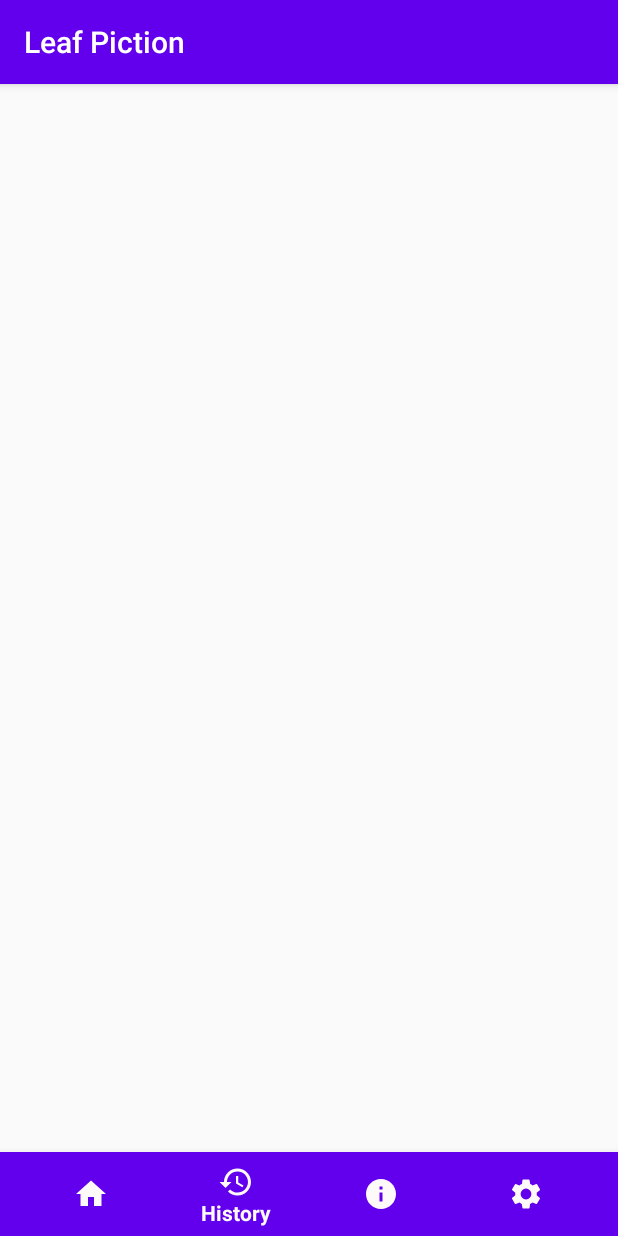
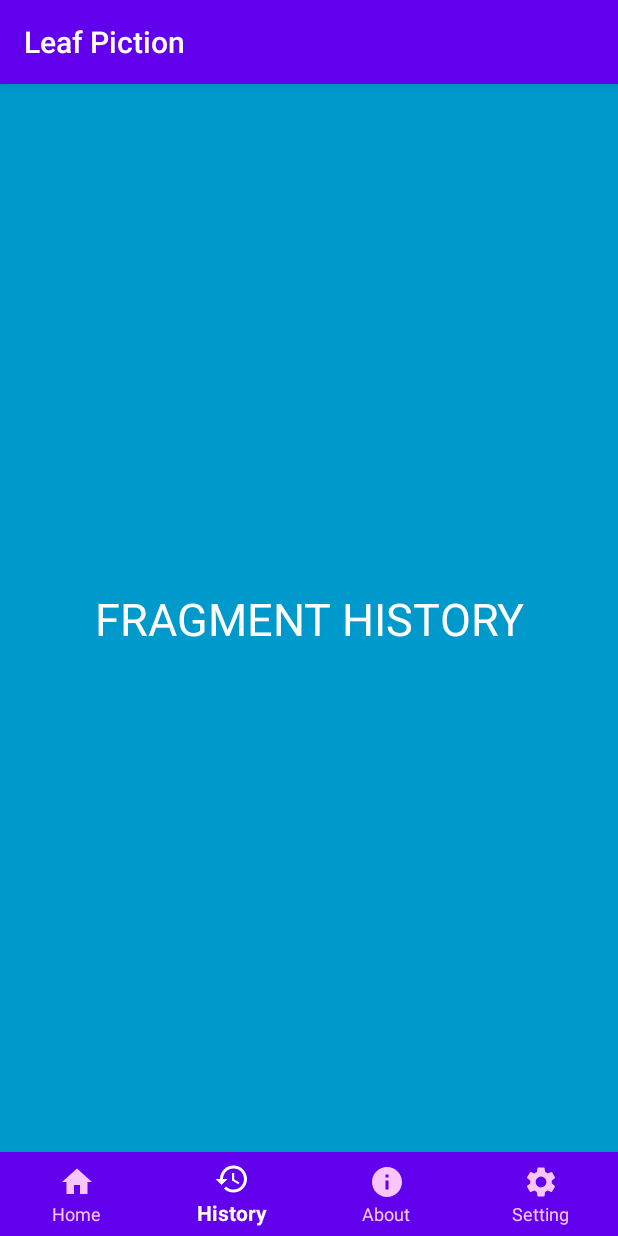
Before and after one commit to AjonG04/HLB, an Android app: the screen it shows after launch (MainActivity), item 2 of the bottom bar chosen, on a phone screen of 412 x 824 dp. Run offline under Robolectric (Android 15) with nearby library versions, the phone set to English and light mode, and no system bars.

Commit message:
Fragment and Tab Color

```diff
--- a/app/build.gradle
+++ b/app/build.gradle
@@ -28,6 +28,7 @@ dependencies {
 
     implementation 'androidx.appcompat:appcompat:1.0.2'
     implementation 'androidx.constraintlayout:constraintlayout:1.1.3'
+    implementation 'androidx.legacy:legacy-support-v4:1.0.0'
     testImplementation 'junit:junit:4.12'
     androidTestImplementation 'androidx.test.ext:junit:1.1.1'
     androidTestImplementation 'androidx.test.espresso:espresso-core:3.2.0'
--- /dev/null
+++ b/app/src/main/java/com/example/leafpiction/HistoryFragment.java
@@ -0,0 +1,27 @@
+package com.example.leafpiction;
+
+import android.os.Bundle;
+import android.view.LayoutInflater;
+import android.view.View;
+import android.view.ViewGroup;
+
+import androidx.fragment.app.Fragment;
+
+
+/**
+ * A simple {@link Fragment} subclass.
+ */
+public class HistoryFragment extends Fragment {
+
+    public HistoryFragment() {
+        // Required empty public constructor
+    }
+
+
+    @Override
+    public View onCreateView(LayoutInflater inflater, ViewGroup container,
+                             Bundle savedInstanceState) {
+        // Inflate the layout for this fragment
+        return inflater.inflate(R.layout.fragment_history, container, false);
+    }
+}
--- /dev/null
+++ b/app/src/main/java/com/example/leafpiction/HomeFragment.java
@@ -0,0 +1,28 @@
+package com.example.leafpiction;
+
+import android.os.Bundle;
+
+import androidx.fragment.app.Fragment;
+
+import android.view.LayoutInflater;
+import android.view.View;
+import android.view.ViewGroup;
+
+
+/**
+ * A simple {@link Fragment} subclass.
+ */
+public class HomeFragment extends Fragment {
+
+    public HomeFragment() {
+        // Required empty public constructor
+    }
+
+
+    @Override
+    public View onCreateView(LayoutInflater inflater, ViewGroup container,
+                             Bundle savedInstanceState) {
+        // Inflate the layout for this fragment
+        return inflater.inflate(R.layout.fragment_home, container, false);
+    }
+}
--- a/app/src/main/java/com/example/leafpiction/MainActivity.java
+++ b/app/src/main/java/com/example/leafpiction/MainActivity.java
@@ -1,16 +1,51 @@
 package com.example.leafpiction;
 
+import androidx.annotation.NonNull;
 import androidx.appcompat.app.AppCompatActivity;
+import androidx.fragment.app.Fragment;
 
 import android.os.Bundle;
+import android.view.MenuItem;
+
+import com.google.android.material.bottomnavigation.BottomNavigationView;
 
 public class MainActivity extends AppCompatActivity {
+
+    BottomNavigationView bottomNavigationView;
 
     @Override
     protected void onCreate(Bundle savedInstanceState) {
         super.onCreate(savedInstanceState);
         setContentView(R.layout.activity_main);
 
+        bottomNavigationView = (BottomNavigationView)findViewById(R.id.bottom_navigation);
+        getSupportFragmentManager().beginTransaction().replace(R.id.fragment_container, new HomeFragment()).commit();
+
+        bottomNavigationView.setOnNavigationItemSelectedListener(new BottomNavigationView.OnNavigationItemSelectedListener() {
+            @Override
+            public boolean onNavigationItemSelected(@NonNull MenuItem item) {
+                Fragment selectedFragment = null;
+                switch (item.getItemId()) {
+                    case R.id.home:
+                        selectedFragment = new HomeFragment();
+                        break;
+                    case R.id.history:
+                        selectedFragment = new HistoryFragment();
+                        break;
+                    case R.id.about:
+                        selectedFragment = new AboutFragment();
+                        break;
+                    case R.id.setting:
+                        selectedFragment = new SettingFragment();
+                        break;
+                }
+
+                getSupportFragmentManager().beginTransaction().replace(R.id.fragment_container, selectedFragment).commit();
+
+                return true;
+            }
+        });
+
     }
 
 
--- /dev/null
+++ b/app/src/main/res/drawable/tab_color.xml
@@ -0,0 +1,5 @@
+<?xml version="1.0" encoding="utf-8"?>
+<selector xmlns:android="http://schemas.android.com/apk/res/android">
+    <item android:color="@android:color/white" android:state_checked="true"/>
+    <item android:color="#F9C5FF"/>
+</selector>
--- a/app/src/main/res/layout/activity_main.xml
+++ b/app/src/main/res/layout/activity_main.xml
@@ -1,27 +1,27 @@
 <?xml version="1.0" encoding="utf-8"?>
 
-<androidx.constraintlayout.widget.ConstraintLayout xmlns:android="http://schemas.android.com/apk/res/android"
+<RelativeLayout xmlns:android="http://schemas.android.com/apk/res/android"
     xmlns:app="http://schemas.android.com/apk/res-auto"
     xmlns:tools="http://schemas.android.com/tools"
     android:layout_width="match_parent"
     android:layout_height="match_parent"
     tools:context=".MainActivity">
 
+    <FrameLayout
+        android:id="@+id/fragment_container"
+        android:layout_width="match_parent"
+        android:layout_height="match_parent"
+        android:layout_above="@+id/bottom_navigation" />
+
     <com.google.android.material.bottomnavigation.BottomNavigationView
         android:id="@+id/bottom_navigation"
         android:layout_width="match_parent"
         android:layout_height="wrap_content"
+        android:layout_alignParentBottom="true"
         app:menu="@menu/menu"
         android:background="@color/colorPrimary"
-        app:itemIconTint="@color/white"
-        app:itemTextColor="@color/white"
-        app:layout_constraintBottom_toBottomOf="parent"
-        app:layout_constraintEnd_toEndOf="parent"
-        app:layout_constraintHorizontal_bias="1.0"
-        app:layout_constraintStart_toStartOf="parent"
-        app:layout_constraintTop_toTopOf="parent"
-        app:layout_constraintVertical_bias="1.0"
-        />
+        app:itemIconTint="@drawable/tab_color"
+        app:itemTextColor="@drawable/tab_color"
+        app:labelVisibilityMode="labeled" />
 
-
-</androidx.constraintlayout.widget.ConstraintLayout>
+</RelativeLayout>
--- /dev/null
+++ b/app/src/main/res/layout/fragment_history.xml
@@ -0,0 +1,28 @@
+<?xml version="1.0" encoding="utf-8"?>
+<FrameLayout xmlns:android="http://schemas.android.com/apk/res/android"
+    xmlns:tools="http://schemas.android.com/tools"
+    android:layout_width="match_parent"
+    android:layout_height="match_parent"
+    xmlns:app="http://schemas.android.com/apk/res-auto"
+    tools:context=".HomeFragment">
+
+    <androidx.constraintlayout.widget.ConstraintLayout
+        android:layout_width="match_parent"
+        android:layout_height="match_parent"
+        android:background="@android:color/holo_blue_dark">
+
+        <TextView
+            android:layout_width="match_parent"
+            android:layout_height="wrap_content"
+            android:text="FRAGMENT HISTORY"
+            android:textAlignment="center"
+            android:textColor="@android:color/white"
+            android:textSize="30dp"
+            app:layout_constraintBottom_toBottomOf="parent"
+            app:layout_constraintEnd_toEndOf="parent"
+            app:layout_constraintStart_toStartOf="parent"
+            app:layout_constraintTop_toTopOf="parent" />
+
+    </androidx.constraintlayout.widget.ConstraintLayout>
+
+</FrameLayout>
--- a/app/src/main/res/values/strings.xml
+++ b/app/src/main/res/values/strings.xml
@@ -4,4 +4,7 @@
     <string name="history"> History </string>
     <string name="setting"> Setting </string>
     <string name="about"> About </string>
+
+    <!-- TODO: Remove or change this placeholder text -->
+    <string name="hello_blank_fragment">Hello blank fragment</string>
 </resources>
```
Also changed, not shown: app/src/main/java/com/example/leafpiction/AboutFragment.java (added, +27 -0 lines), app/src/main/java/com/example/leafpiction/SettingFragment.java (added, +27 -0 lines), app/src/main/res/layout/fragment_about.xml (added, +28 -0 lines), app/src/main/res/layout/fragment_home.xml (added, +28 -0 lines), app/src/main/res/layout/fragment_setting.xml (added, +28 -0 lines).
